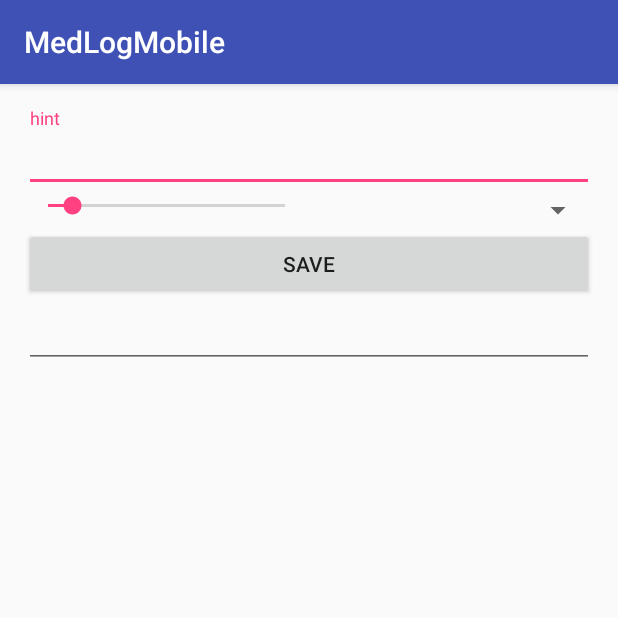
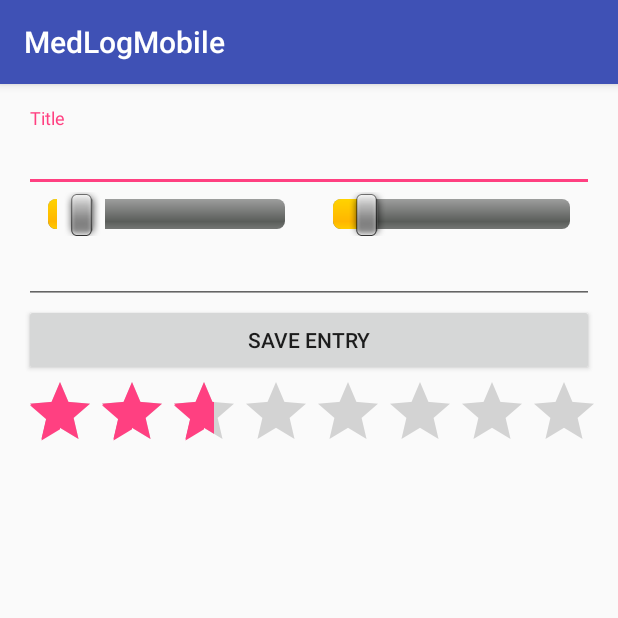
Before and after one commit to tue65786/MedLog, an Android app: the MainActivity screen opened directly, with no data from a screen before it, on a phone screen of 412 x 824 dp, the top half of it. Run offline under Robolectric (Android 15) with nearby library versions, the phone set to English and light mode, and no system bars.

Commit message:
Mobile - Added Main Act Form

```diff
--- a/trunk/app/app/src/main/res/layout/activity_main.xml
+++ b/trunk/app/app/src/main/res/layout/activity_main.xml
@@ -19,10 +19,10 @@
         <EditText
             android:layout_width="match_parent"
             android:layout_height="wrap_content"
-            android:hint="hint"
+            android:hint="Title"
             android:id="@+id/diaryID"
             android:inputType="text"
-            android:singleLine="true" />
+            android:maxLines="1" />
     </android.support.design.widget.TextInputLayout>
 
     <LinearLayout
@@ -36,23 +36,23 @@
             android:layout_height="wrap_content"
             android:max="10"
             android:progress="1"
-            android:id="@+id/seekBar"
-            android:layout_weight="1" />
+            android:id="@+id/sbMood"
+            android:layout_weight="1"
+            style="@android:style/Widget.SeekBar" />
+        <SeekBar
 
-        <Spinner
             android:layout_width="match_parent"
             android:layout_height="wrap_content"
-            android:id="@+id/spinner"
-            android:layout_weight="1" />
+            android:max="10"
+            android:progress="1"
+            android:id="@+id/sbProductivity"
+            android:layout_weight="1"
+            style="@android:style/Widget.SeekBar"
+            android:splitTrack="false"
+            android:saveEnabled="false" />
 
     </LinearLayout>
 
-
-    <Button
-        android:text="Save"
-        android:layout_width="match_parent"
-        android:layout_height="wrap_content"
-        android:id="@+id/btnDiaryFormSubmit" />
 
     <EditText
         android:layout_width="match_parent"
@@ -61,4 +61,19 @@
         android:ems="10"
         android:id="@+id/editText" />
 
+    <Button
+        android:text="Save Entry"
+        android:layout_width="match_parent"
+        android:layout_height="wrap_content"
+        android:id="@+id/btnDiaryFormSubmit" />
+
+    <RatingBar
+        android:layout_width="match_parent"
+        android:layout_height="wrap_content"
+        android:id="@+id/ratingBar"
+        android:stepSize="1"
+        android:numStars="9"
+        android:rating="3"
+        android:isIndicator="true" />
+
 </LinearLayout>
```
Also changed, not shown: 1 other file.
